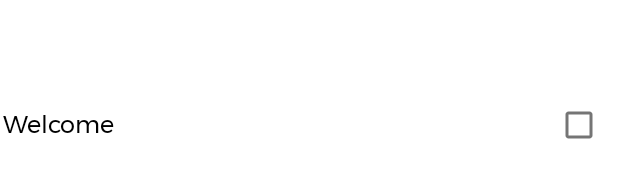
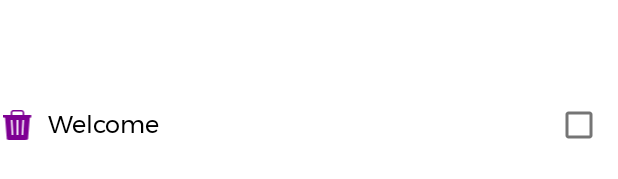
Before and after one commit to patrickhamzaokello/TakaMapNative, an Android app: the layout checkbox_filter.xml on its own in the app's theme, with its tools: preview values and no code run, on a phone screen of 412 x 824 dp. Shown: the part 493-672 px from the top of the screen. Run offline under Robolectric (Android 15) with nearby library versions, the phone set to English and light mode, and no system bars.

Commit message:
icon add

```diff
--- a/app/src/main/java/com/pkasemer/takamap/Fragments/Home.java
+++ b/app/src/main/java/com/pkasemer/takamap/Fragments/Home.java
@@ -425,11 +425,11 @@
         apply.setOnClickListener(new View.OnClickListener() {
             @Override
             public void onClick(View v) {
-//                Log.e("check", ""+ filtered_infrastructures);
-
                 if(filtered_infrastructures != null && !(filtered_infrastructures.isEmpty())){
                     googleMap.clear();
                     initMarker(filtered_infrastructures);
+                } else {
+                    Toast.makeText(getContext(), "No filter Applied", Toast.LENGTH_SHORT).show();
                 }
                 dialog.dismiss();
 
--- a/app/src/main/res/layout/checkbox_filter.xml
+++ b/app/src/main/res/layout/checkbox_filter.xml
@@ -9,11 +9,22 @@
         android:id="@+id/txtName"
         android:layout_width="wrap_content"
         android:layout_height="wrap_content"
-        android:layout_alignParentStart="true"
         android:layout_centerVertical="true"
+        android:layout_marginLeft="10dp"
+        android:layout_toRightOf="@+id/iconImage"
+        android:layout_toLeftOf="@+id/checkBox"
         android:text="Welcome"
         android:textColor="@color/black"
         android:textSize="16sp" />
+
+    <ImageView
+        android:id="@+id/iconImage"
+        android:layout_width="20dp"
+        android:layout_height="20dp"
+        android:layout_centerVertical="true"
+        android:layout_alignParentStart="true"
+        android:src="@drawable/ic_fontisto_trash"
+        />
 
     <CheckBox
         android:id="@+id/checkBox"
--- a/app/src/main/res/layout/fragment_show_infras_filters.xml
+++ b/app/src/main/res/layout/fragment_show_infras_filters.xml
@@ -3,7 +3,6 @@
     android:layout_width="match_parent"
     android:layout_height="wrap_content"
     android:paddingHorizontal="20dp"
-    android:paddingVertical="20dp"
     android:background="@drawable/cornercircle"
     android:orientation="vertical">
 
```
Also changed, not shown: app/src/main/java/com/pkasemer/takamap/Adapters/TypeAdapter.java (+16 -0 lines).
